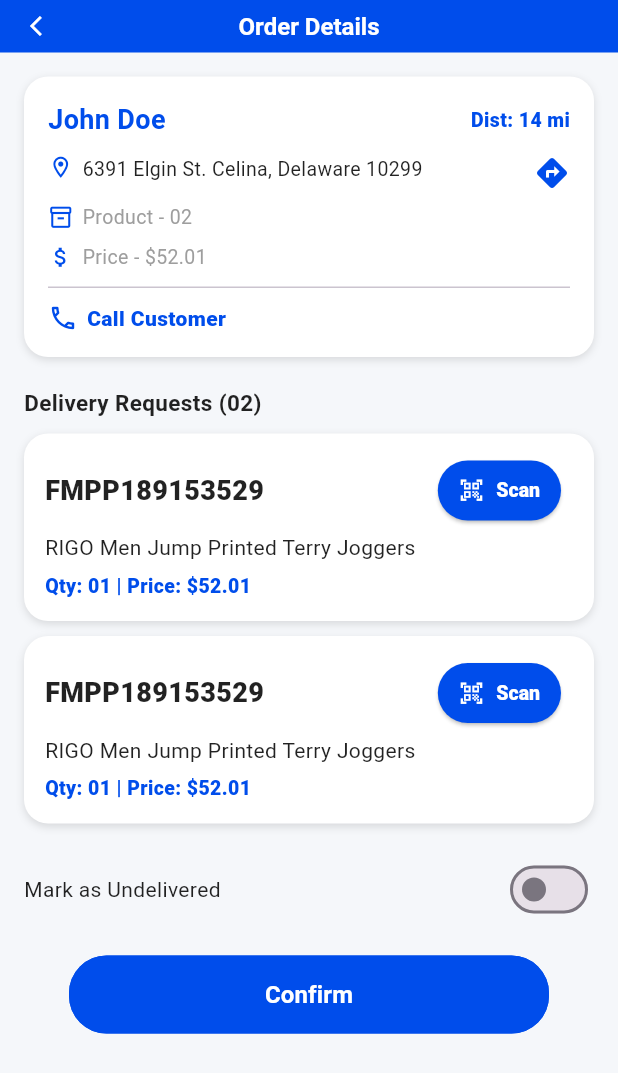
After one commit to ayeshaahmed7589-coder/Driver-Logistic, a Flutter app: the OrderDetailsScreen screen opened directly, on a phone screen of 412 x 824 dp. The commit adds this screen. Shown: the top 1073 px of the screen. Run offline on Flutter 3.47's test engine with Material 3 defaults, Android fonts, the phone set to English and light mode, and no system bars; our stand-ins replace image_picker, pin_code_fields.

Commit message:
profile and order detail ui

```diff
--- /dev/null
+++ b/lib/features/home/order_detail_screen.dart
@@ -0,0 +1,266 @@
+import 'package:flutter/material.dart';
+
+import '../../common_widgets/custom_button.dart';
+
+class OrderDetailsScreen extends StatelessWidget {
+  const OrderDetailsScreen({super.key});
+
+  @override
+  Widget build(BuildContext context) {
+    const Color blueColor = Color(0xFF004DEB);
+
+    return Scaffold(
+      backgroundColor: const Color(0xFFF5F7FA),
+      appBar: AppBar(
+        title: const Text(
+          "Order Details",
+          style: TextStyle(fontSize: 16, fontWeight: FontWeight.bold),
+        ),
+        centerTitle: true,
+        elevation: 0,
+        toolbarHeight: 35,
+        leading: Icon(Icons.arrow_back_ios,size: 16,),
+        backgroundColor: blueColor,
+        foregroundColor: Colors.white,
+      ),
+      body: SingleChildScrollView(
+        padding: const EdgeInsets.all(16),
+        child: Column(
+          crossAxisAlignment: CrossAxisAlignment.start,
+          children: [
+            // --- Customer Card ---
+            Container(
+              decoration: BoxDecoration(
+                color: Colors.white,
+                borderRadius: BorderRadius.circular(16),
+                boxShadow: [
+                  BoxShadow(
+                    color: Colors.black12,
+                    blurRadius: 4,
+                    offset: const Offset(0, 2),
+                  ),
+                ],
+              ),
+              padding: const EdgeInsets.all(16),
+              child: Column(
+                crossAxisAlignment: CrossAxisAlignment.start,
+                children: [
+                  // --- Top Row ---
+                  Row(
+                    mainAxisAlignment: MainAxisAlignment.spaceBetween,
+                    children: const [
+                      Text(
+                        "John Doe",
+                        style: TextStyle(
+                          fontWeight: FontWeight.bold,
+                          fontSize: 18,
+                          color: blueColor,
+                        ),
+                      ),
+                      Text(
+                        "Dist: 14 mi",
+                        style: TextStyle(
+                          fontSize: 13,
+                          fontWeight: FontWeight.w800,
+                          color: blueColor,
+                        ),
+                      ),
+                    ],
+                  ),
+                  const SizedBox(height: 10),
+                  // --- Address ---
+                  Row(
+                    crossAxisAlignment: CrossAxisAlignment.start,
+                    children: const [
+                      Icon(
+                        Icons.location_on_outlined,
+                        color: blueColor,
+                        size: 17,
+                      ),
+                      SizedBox(width: 6),
+                      Expanded(
+                        child: Text(
+                          "6391 Elgin St. Celina, Delaware 10299",
+                          style: TextStyle(fontSize: 13, color: Colors.black87),
+                        ),
+                      ),
+                      Icon(Icons.directions, color: blueColor),
+                    ],
+                  ),
+                  const SizedBox(height: 8),
+                  Row(
+                    children: const [
+                      Icon(
+                        Icons.inventory_2_outlined,
+                        color: blueColor,
+                        size: 17,
+                      ),
+                      SizedBox(width: 6),
+                      Text(
+                        "Product - 02",
+                        style: TextStyle(fontSize: 13, color: Colors.grey),
+                      ),
+                    ],
+                  ),
+                  const SizedBox(height: 8),
+                  Row(
+                    children: const [
+                      Icon(Icons.attach_money, color: blueColor, size: 17),
+                      SizedBox(width: 6),
+                      Text(
+                        "Price - \$52.01",
+                        style: TextStyle(fontSize: 13, color: Colors.grey),
+                      ),
+                    ],
+                  ),
+                  const SizedBox(height: 10),
+                  const Divider(height: 1),
+                  const SizedBox(height: 10),
+                  // --- Call Button ---
+                  Row(
+                    children: const [
+                      Icon(Icons.phone_outlined, color: blueColor, size: 20),
+                      SizedBox(width: 6),
+                      Text(
+                        "Call Customer",
+                        style: TextStyle(
+                          fontSize: 14,
+                          fontWeight: FontWeight.w800,
+                          color: blueColor,
+                        ),
+                      ),
+                    ],
+                  ),
+                ],
+              ),
+            ),
+            const SizedBox(height: 20),
+
+            // --- Delivery Requests ---
+            const Text(
+              "Delivery Requests (02)",
+              style: TextStyle(
+                fontSize: 15,
+                fontWeight: FontWeight.w600,
+                color: Colors.black87,
+              ),
+            ),
+            const SizedBox(height: 10),
+
+            // --- Product Cards ---
+            buildProductCard(blueColor),
+            const SizedBox(height: 10),
+            buildProductCard(blueColor),
+
+            const SizedBox(height: 20),
+
+            // --- Mark Undelivered + Confirm ---
+            Row(
+              mainAxisAlignment: MainAxisAlignment.spaceBetween,
+              children: [
+                const Text(
+                  "Mark as Undelivered",
+                  style: TextStyle(fontSize: 14, color: Colors.black87),
+                ),
+                Switch(value: false, onChanged: (v) {}, activeColor: blueColor),
+              ],
+            ),
+            const SizedBox(height: 20),
+
+            // --- Confirm Button ---
+            Padding(
+              padding: const EdgeInsets.symmetric(horizontal: 30),
+              child: CustomButton(
+                text: "Confirm",
+                backgroundColor: blueColor,
+                borderColor: blueColor,
+                textColor: Colors.white,
+                onPressed: () {},
+              ),
+            ),
+          ],
+        ),
+      ),
+    );
+  }
+
+  // --- Product Card Widget ---
+  Widget buildProductCard(Color blueColor) {
+    return Container(
+      decoration: BoxDecoration(
+        color: Colors.white,
+        borderRadius: BorderRadius.circular(16),
+        boxShadow: [
+          BoxShadow(
+            color: Colors.black12,
+            blurRadius: 4,
+            offset: const Offset(0, 2),
+          ),
+        ],
+      ),
+      padding: const EdgeInsets.all(14),
+      child: Row(
+        crossAxisAlignment: CrossAxisAlignment.start,
+        children: [
+          // Product Info
+          Expanded(
+            child: Column(
+              crossAxisAlignment: CrossAxisAlignment.start,
+              children: [
+                Row(
+                  mainAxisAlignment: MainAxisAlignment.spaceBetween,
+                  children: [
+                    const Text(
+                      "FMPP189153529",
+                      style: TextStyle(
+                        fontSize: 18,
+                        fontWeight: FontWeight.w800,
+                        color: Colors.black87,
+                      ),
+                    ),
+                    // Scan Button
+                    ElevatedButton.icon(
+                      onPressed: () {},
+                      icon: const Icon(Icons.qr_code_scanner, size: 17),
+                      label: const Text("Scan"),
+                      style: ElevatedButton.styleFrom(
+                        backgroundColor: blueColor,
+                        foregroundColor: Colors.white,
+                        padding: const EdgeInsets.symmetric(
+                          horizontal: 14,
+                          vertical: 8,
+                        ),
+                        shape: RoundedRectangleBorder(
+                          borderRadius: BorderRadius.circular(20),
+                        ),
+                        textStyle: const TextStyle(
+                          fontSize: 13,
+                          fontWeight: FontWeight.w900,
+                        ),
+                      ),
+                    ),
+                  ],
+                ),
+                const SizedBox(height: 4),
+                const Text(
+                  "RIGO Men Jump Printed Terry Joggers",
+                  style: TextStyle(fontSize: 14, color: Colors.black87),
+                ),
+                const SizedBox(height: 6),
+                const Text(
+                  "Qty: 01 | Price: \$52.01",
+                  style: TextStyle(
+                    fontSize: 13,
+                    color: Color(0xFF004DEB),
+                    fontWeight: FontWeight.w900,
+                  ),
+                ),
+              ],
+            ),
+          ),
+          const SizedBox(width: 8),
+        ],
+      ),
+    );
+  }
+}
--- a/pubspec.yaml
+++ b/pubspec.yaml
@@ -52,6 +52,8 @@ dependencies:
   # The following adds the Cupertino Icons font to your application.
   # Use with the CupertinoIcons class for iOS style icons.
   cupertino_icons: ^1.0.8
+  image_picker: ^1.2.1
+  phosphor_flutter: ^2.1.0
 
 dev_dependencies:
   flutter_test:
```
Also changed, not shown: lib/common_widgets/cuntom_textfield.dart (+15 -2 lines), lib/features/authentication/set_up_profile.dart (added, +246 -0 lines), pubspec.lock.
